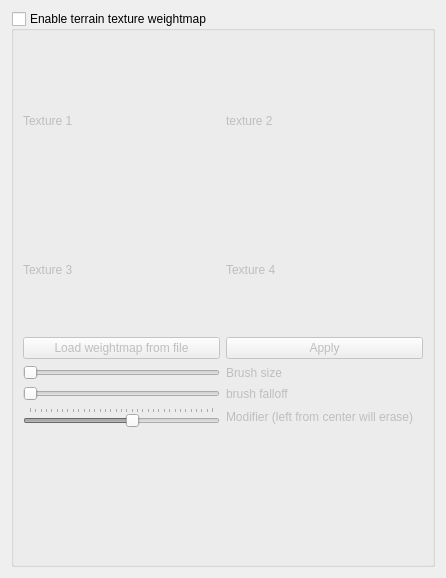
The window that bin/data/ui/terrainwtex_editor.ui (realXtend/tundra) describes before a commit, drawn with Qt 5.
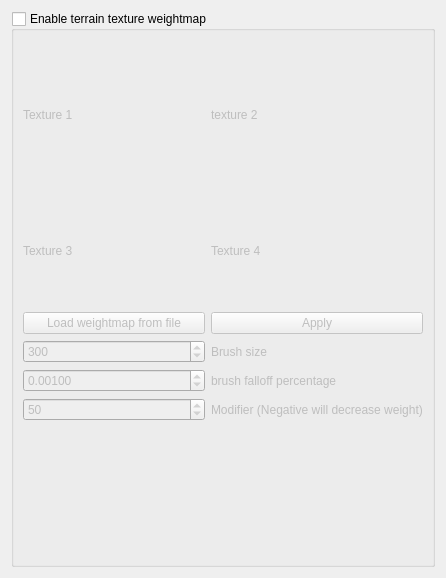
The same window after the commit.

Diff of the .ui file:
```diff
--- a/bin/data/ui/terrainwtex_editor.ui
+++ b/bin/data/ui/terrainwtex_editor.ui
@@ -126,22 +126,6 @@
         </property>
        </spacer>
       </item>
-      <item row="5" column="0">
-       <widget class="QSlider" name="brushsize_slider">
-        <property name="sizePolicy">
-         <sizepolicy hsizetype="Expanding" vsizetype="Fixed">
-          <horstretch>0</horstretch>
-          <verstretch>0</verstretch>
-         </sizepolicy>
-        </property>
-        <property name="minimum">
-         <number>1</number>
-        </property>
-        <property name="orientation">
-         <enum>Qt::Horizontal</enum>
-        </property>
-       </widget>
-      </item>
       <item row="5" column="1">
        <widget class="QLabel" name="label_4">
         <property name="text">
@@ -149,51 +133,43 @@
         </property>
        </widget>
       </item>
-      <item row="6" column="0">
-       <widget class="QSlider" name="brushfalloff_slider">
-        <property name="orientation">
-         <enum>Qt::Horizontal</enum>
-        </property>
-       </widget>
-      </item>
-      <item row="7" column="0">
-       <widget class="QSlider" name="Modifier_slider">
-        <property name="minimum">
-         <number>-255</number>
-        </property>
-        <property name="maximum">
-         <number>255</number>
-        </property>
-        <property name="value">
-         <number>30</number>
-        </property>
-        <property name="orientation">
-         <enum>Qt::Horizontal</enum>
-        </property>
-        <property name="tickPosition">
-         <enum>QSlider::TicksAbove</enum>
-        </property>
-        <property name="tickInterval">
-         <number>15</number>
-        </property>
-       </widget>
-      </item>
       <item row="6" column="1">
        <widget class="QLabel" name="label_5">
         <property name="text">
-         <string>brush falloff</string>
+         <string>brush falloff percentage</string>
         </property>
        </widget>
       </item>
       <item row="7" column="1">
        <widget class="QLabel" name="label_6">
         <property name="text">
-         <string>Modifier (left from center will erase)</string>
+         <string>Modifier (Negative will decrease weight)</string>
         </property>
        </widget>
       </item>
       <item row="8" column="1">
        <widget class="QLabel" name="brush_label">
+        <property name="enabled">
+         <bool>false</bool>
+        </property>
+        <property name="sizePolicy">
+         <sizepolicy hsizetype="Fixed" vsizetype="Fixed">
+          <horstretch>0</horstretch>
+          <verstretch>0</verstretch>
+         </sizepolicy>
+        </property>
+        <property name="minimumSize">
+         <size>
+          <width>128</width>
+          <height>128</height>
+         </size>
+        </property>
+        <property name="maximumSize">
+         <size>
+          <width>128</width>
+          <height>128</height>
+         </size>
+        </property>
         <property name="text">
          <string/>
         </property>
@@ -202,6 +178,54 @@
         </property>
        </widget>
       </item>
+      <item row="5" column="0">
+       <widget class="QSpinBox" name="brush_size">
+        <property name="minimum">
+         <number>1</number>
+        </property>
+        <property name="maximum">
+         <number>800</number>
+        </property>
+        <property name="singleStep">
+         <number>10</number>
+        </property>
+        <property name="value">
+         <number>300</number>
+        </property>
+       </widget>
+      </item>
+      <item row="6" column="0">
+       <widget class="QDoubleSpinBox" name="brush_falloff">
+        <property name="decimals">
+         <number>5</number>
+        </property>
+        <property name="maximum">
+         <double>0.100000000000000</double>
+        </property>
+        <property name="singleStep">
+         <double>0.001000000000000</double>
+        </property>
+        <property name="value">
+         <double>0.001000000000000</double>
+        </property>
+       </widget>
+      </item>
+      <item row="7" column="0">
+       <widget class="QSpinBox" name="brush_modifier">
+        <property name="minimum">
+         <number>-124</number>
+        </property>
+        <property name="maximum">
+         <number>124</number>
+        </property>
+        <property name="singleStep">
+         <number>5</number>
+        </property>
+        <property name="value">
+         <number>50</number>
+        </property>
+       </widget>
+      </item>
      </layout>
     </widget>
    </item>
```
